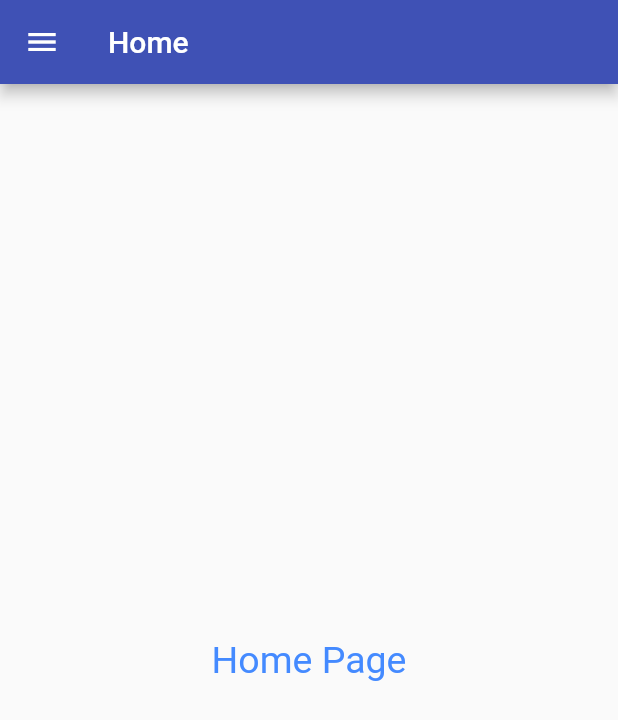
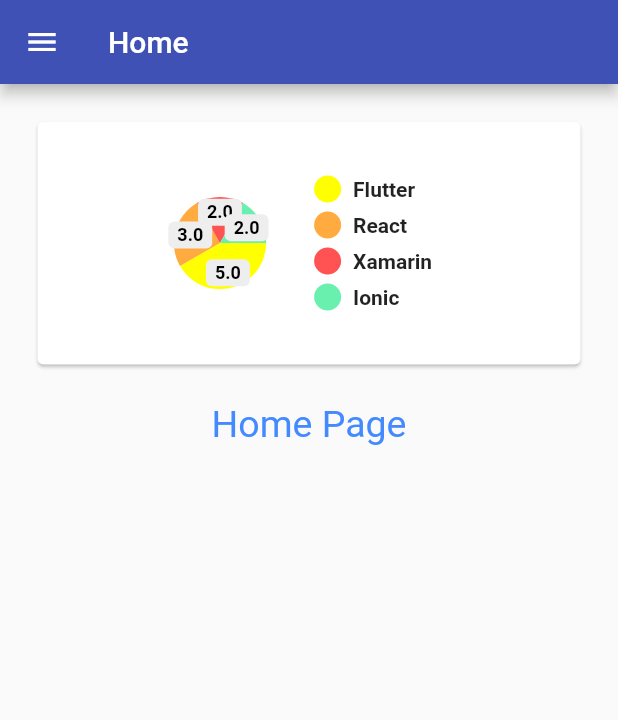
Before and after one commit to vaygeth89/flutter_fluttertinity_cms, a Flutter app: the screen it shows after launch, after a tap on "Home Page", on a phone screen of 412 x 824 dp. Shown: the top 720 px of the screen. Run offline on Flutter 3.47's test engine with Material 2 defaults, Android fonts, the phone set to English and light mode, and no system bars; drawn by our look-alikes of pie_chart; missing offline and left inert: dart:js; network calls fail; statements that could not run were skipped.

Commit message:
not sure

```diff
--- a/lib/widget/app_drawer.dart
+++ b/lib/widget/app_drawer.dart
@@ -38,17 +38,30 @@
                 crossAxisAlignment: CrossAxisAlignment.start,
                 children: <Widget>[
                   getDrawerListTile(
+                      title: "Home",
+                      leading: Icon(
+                        Icons.dashboard,
+                        color: Colors.black,
+                        size: 25,
+                      ),
+                      backgroundCollor: Colors.blue[100],
+                      onTap: () {
+                        Navigator.of(context)
+                            .pushNamed(RouterManager.homePageRoute);
+                      }),
+                  menuDivider,
+                  getDrawerListTile(
                       title: "Manage Users",
                       leading: Icon(
                         Icons.person,
                         color: Colors.black,
+                        size: 25,
                       ),
                       backgroundCollor: Colors.blue[100],
                       onTap: () {
                         Navigator.of(context)
                             .pushNamed(RouterManager.usersPageRoute);
                       }),
-                  menuDivider,
                 ],
               ),
             )
@@ -64,14 +77,14 @@
       Icon leading,
       Function onTap}) {
     return Material(
-      color: backgroundCollor,
+      // color: backgroundCollor,
       child: Padding(
         padding: const EdgeInsets.all(4.0),
         child: ListTile(
           enabled: true,
           leading: leading,
           title: Text(
-            title,
+            title,style: TextStyle(fontFamily: 'Roboto',fontSize: 22),
           ),
           onTap: () {
             onTap();
--- a/lib/widget/home_page.dart
+++ b/lib/widget/home_page.dart
@@ -1,6 +1,8 @@
 import 'package:flutter/material.dart';
 import 'package:fluttertinity/widget/app_drawer.dart';
 import 'dart:js' as js;
+import 'dart:math' as math;
+import 'package:pie_chart/pie_chart.dart';
 
 class HomePage extends StatefulWidget {
   HomePage({Key key, this.title}) : super(key: key);
@@ -11,9 +13,15 @@
 }
 
 class _HomePageState extends State<HomePage> {
+  Map<String, double> dataMap;
   @override
   void initState() {
     super.initState();
+    dataMap = new Map();
+    dataMap.putIfAbsent("Flutter", () => 5);
+    dataMap.putIfAbsent("React", () => 3);
+    dataMap.putIfAbsent("Xamarin", () => 2);
+    dataMap.putIfAbsent("Ionic", () => 2);
   }
 
   @override
@@ -25,7 +33,38 @@
       ),
       body: SafeArea(
         child: Center(
-            child: InkWell(
+            child: Column(
+          children: <Widget>[
+            Container(
+              child: Card(
+                margin: EdgeInsets.all(25),
+                child: Padding(
+                  padding: const EdgeInsets.all(25.0),
+                  child: PieChart(
+                    dataMap: dataMap, //Required parameter
+                    legendFontColor: Colors.blueGrey[900],
+                    legendFontSize: 10.0,
+                    legendFontWeight: FontWeight.w500,
+                    animationDuration: Duration(milliseconds: 800),
+                    chartLegendSpacing: 32.0,
+                    chartRadius: MediaQuery.of(context).size.width / 6.7,
+                    showChartValuesInPercentage: true,
+                    showChartValues: true,
+                    showChartValuesOutside: true,
+                    chartValuesColor: Colors.blueGrey[900].withOpacity(0.9),
+                    colorList: [
+                      Colors.yellowAccent,
+                      Colors.orangeAccent,
+                      Colors.redAccent,
+                      Colors.greenAccent
+                    ],
+                    showLegends: true,
+                    initialAngle: math.pi * 0.5,
+                  ),
+                ),
+              ),
+            ),
+            InkWell(
                 onTap: () {
                   js.context.callMethod("open", [
                     "https://github.com/vaygeth89/flutter_fluttertinity_cms"
@@ -33,8 +72,10 @@
                 },
                 child: Text(
                   "Home Page",
-                  style: TextStyle(fontSize: 25,color: Colors.blueAccent),
-                ))),
+                  style: TextStyle(fontSize: 25, color: Colors.blueAccent),
+                )),
+          ],
+        )),
       ),
     );
   }
--- a/pubspec.yaml
+++ b/pubspec.yaml
@@ -24,6 +24,7 @@
   # Use with the CupertinoIcons class for iOS style icons.
   cupertino_icons: ^0.1.2
   http: ^0.12.0+2
+  pie_chart: ^1.2.0
 
 dev_dependencies:
   flutter_test:
```
Also changed, not shown: package-lock.json (added), pubspec.lock.
